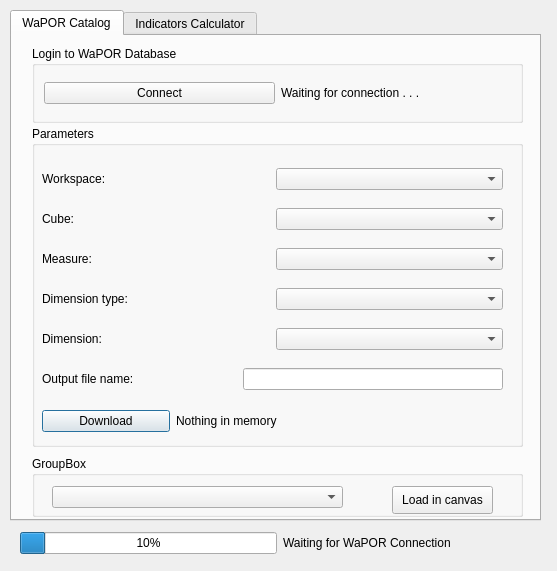
Before: the Qt Designer form wap_plugin_dialog_base.ui in WAGIS/wap_plugin, drawn with Qt 5.
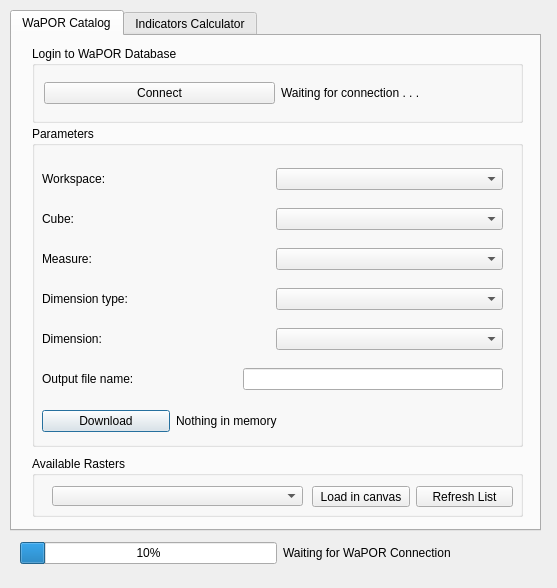
After: the same form once the commit is applied. The open tabs and pages were chosen to show the change.

Commit message: feature - refresh raster list button

Diff of the .ui file:
```diff
--- a/wap_plugin_dialog_base.ui
+++ b/wap_plugin_dialog_base.ui
@@ -7,7 +7,7 @@
     <x>0</x>
     <y>0</y>
     <width>557</width>
-    <height>571</height>
+    <height>588</height>
    </rect>
   </property>
   <property name="windowTitle">
@@ -19,7 +19,7 @@
      <x>10</x>
      <y>10</y>
      <width>531</width>
-     <height>511</height>
+     <height>521</height>
     </rect>
    </property>
    <property name="currentIndex">
@@ -210,31 +210,44 @@
       </rect>
      </property>
      <property name="title">
-      <string>GroupBox</string>
+      <string>Available Rasters</string>
      </property>
-     <widget class="QPushButton" name="loadRasterButton">
-      <property name="geometry">
-       <rect>
-        <x>360</x>
-        <y>30</y>
-        <width>101</width>
-        <height>28</height>
-       </rect>
-      </property>
-      <property name="text">
-       <string>Load in canvas</string>
-      </property>
-     </widget>
      <widget class="QComboBox" name="rasterMemoryComboBox">
       <property name="geometry">
        <rect>
         <x>20</x>
         <y>30</y>
-        <width>291</width>
-        <height>22</height>
+        <width>251</width>
+        <height>20</height>
        </rect>
       </property>
      </widget>
+     <widget class="QWidget" name="">
+      <property name="geometry">
+       <rect>
+        <x>280</x>
+        <y>30</y>
+        <width>201</width>
+        <height>21</height>
+       </rect>
+      </property>
+      <layout class="QHBoxLayout" name="horizontalLayout_15">
+       <item>
+        <widget class="QPushButton" name="loadRasterButton">
+         <property name="text">
+          <string>Load in canvas</string>
+         </property>
+        </widget>
+       </item>
+       <item>
+        <widget class="QPushButton" name="RasterRefreshButton">
+         <property name="text">
+          <string>Refresh List</string>
+         </property>
+        </widget>
+       </item>
+      </layout>
+     </widget>
     </widget>
    </widget>
    <widget class="QWidget" name="indicTab">
@@ -431,7 +444,7 @@
    <property name="geometry">
     <rect>
      <x>20</x>
-     <y>530</y>
+     <y>540</y>
      <width>431</width>
      <height>26</height>
     </rect>
```
Left out of the diff: 2 changed lines with no effect on the pictures. The commit also changes 1 other file.
